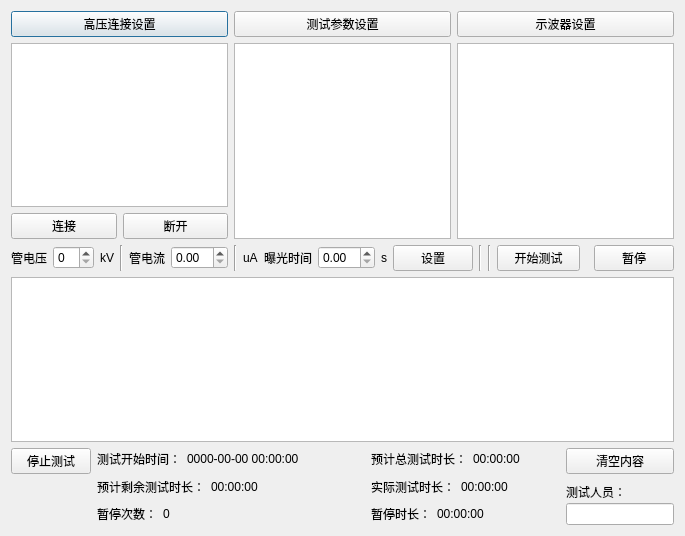
Old version of the form main_dialog.ui in the repository curious-heart/X-exposer-tool.
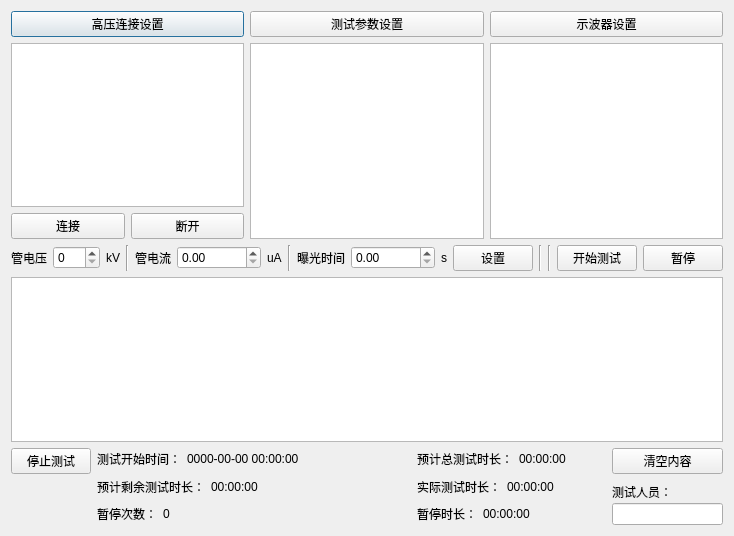
New version of the form.

Commit message: Finish single/manual test UI on main UI, and its data sync with test-params-dialog.

Diff of the .ui file:
```diff
--- a/main_dialog.ui
+++ b/main_dialog.ui
@@ -130,7 +130,11 @@
       </widget>
      </item>
      <item>
-      <widget class="QSpinBox" name="manTestcubeVoltSpin"/>
+      <widget class="QSpinBox" name="manTestcubeVoltSpin">
+       <property name="maximum">
+        <number>999</number>
+       </property>
+      </widget>
      </item>
      <item>
       <widget class="QLabel" name="manTestcubeVoltUnitLbl">
@@ -154,12 +158,9 @@
       </widget>
      </item>
      <item>
-      <widget class="QDoubleSpinBox" name="manTestcubeCurrentDblspin"/>
-     </item>
-     <item>
-      <widget class="Line" name="line_2">
-       <property name="orientation">
-        <enum>Qt::Vertical</enum>
+      <widget class="QDoubleSpinBox" name="manTestcubeCurrentDblspin">
+       <property name="maximum">
+        <double>2147483648.000000000000000</double>
        </property>
       </widget>
      </item>
@@ -170,6 +171,13 @@
        </property>
       </widget>
      </item>
+     <item>
+      <widget class="Line" name="line_2">
+       <property name="orientation">
+        <enum>Qt::Vertical</enum>
+       </property>
+      </widget>
+     </item>
      <item>
       <widget class="QLabel" name="manTestexpoDuraLbl">
        <property name="text">
@@ -178,7 +186,11 @@
       </widget>
      </item>
      <item>
-      <widget class="QDoubleSpinBox" name="manTestexpoDuraDblspin"/>
+      <widget class="QDoubleSpinBox" name="manTestexpoDuraDblspin">
+       <property name="maximum">
+        <double>2147483648.000000000000000</double>
+       </property>
+      </widget>
      </item>
      <item>
       <widget class="QLabel" name="manTestexpoDuraUnitLbl">
```
The commit also changes 5 other files.
